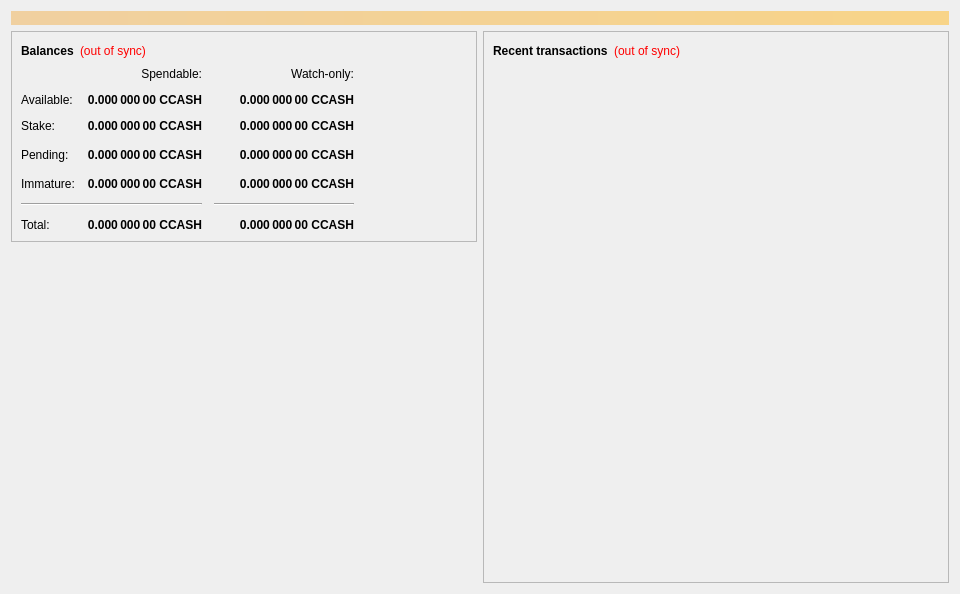
Old version of the form src/qt/forms/overviewpage.ui in the repository Rubixblockchain/Rubix.
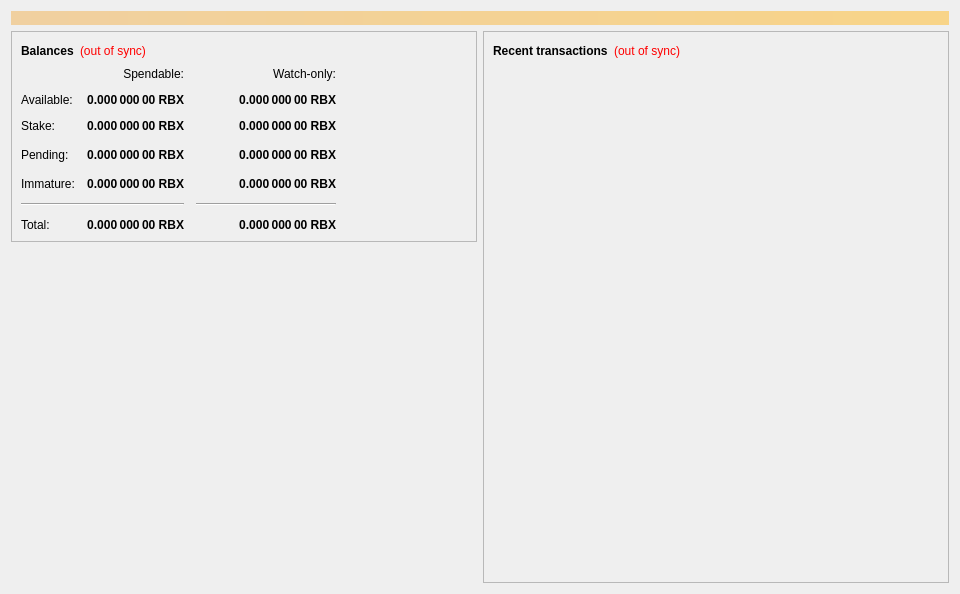
New version of the form.

```diff
--- a/src/qt/forms/overviewpage.ui
+++ b/src/qt/forms/overviewpage.ui
@@ -121,7 +121,7 @@
                <string>Unconfirmed transactions to watch-only addresses</string>
               </property>
               <property name="text">
-               <string notr="true">0.000 000 00 CCASH</string>
+               <string notr="true">0.000 000 00 RBX</string>
               </property>
               <property name="alignment">
                <set>Qt::AlignRight|Qt::AlignTrailing|Qt::AlignVCenter</set>
@@ -146,7 +146,7 @@
                <string>Total of transactions that have yet to be confirmed, and do not yet count toward the spendable balance</string>
               </property>
               <property name="text">
-               <string notr="true">0.000 000 00 CCASH</string>
+               <string notr="true">0.000 000 00 RBX</string>
               </property>
               <property name="alignment">
                <set>Qt::AlignRight|Qt::AlignTrailing|Qt::AlignVCenter</set>
@@ -171,7 +171,7 @@
                <string>Mined balance in watch-only addresses that has not yet matured</string>
               </property>
               <property name="text">
-               <string notr="true">0.000 000 00 CCASH</string>
+               <string notr="true">0.000 000 00 RBX</string>
               </property>
               <property name="alignment">
                <set>Qt::AlignRight|Qt::AlignTrailing|Qt::AlignVCenter</set>
@@ -235,7 +235,7 @@
                <string>Mined balance that has not yet matured</string>
               </property>
               <property name="text">
-               <string notr="true">0.000 000 00 CCASH</string>
+               <string notr="true">0.000 000 00 RBX</string>
               </property>
               <property name="alignment">
                <set>Qt::AlignRight|Qt::AlignTrailing|Qt::AlignVCenter</set>
@@ -280,7 +280,7 @@
                <string>Your current total balance</string>
               </property>
               <property name="text">
-               <string notr="true">0.000 000 00 CCASH</string>
+               <string notr="true">0.000 000 00 RBX</string>
               </property>
               <property name="alignment">
                <set>Qt::AlignRight|Qt::AlignTrailing|Qt::AlignVCenter</set>
@@ -305,7 +305,7 @@
                <string>Current total balance in watch-only addresses</string>
               </property>
               <property name="text">
-               <string notr="true">0.000 000 00 CCASH</string>
+               <string notr="true">0.000 000 00 RBX</string>
               </property>
               <property name="alignment">
                <set>Qt::AlignRight|Qt::AlignTrailing|Qt::AlignVCenter</set>
@@ -347,7 +347,7 @@
                <string>Your current spendable balance</string>
               </property>
               <property name="text">
-               <string notr="true">0.000 000 00 CCASH</string>
+               <string notr="true">0.000 000 00 RBX</string>
               </property>
               <property name="alignment">
                <set>Qt::AlignRight|Qt::AlignTrailing|Qt::AlignVCenter</set>
@@ -379,7 +379,7 @@
                <string>Total of coins that was staked, and do not yet count toward the current balance</string>
               </property>
               <property name="text">
-               <string notr="true">0.000 000 00 CCASH</string>
+               <string notr="true">0.000 000 00 RBX</string>
               </property>
               <property name="alignment">
                <set>Qt::AlignRight|Qt::AlignTrailing|Qt::AlignVCenter</set>
@@ -404,7 +404,7 @@
                <string>Total of coins that was staked in watch-only addresses, and do not yet count toward the current watch-only balance</string>
               </property>
               <property name="text">
-               <string notr="true">0.000 000 00 CCASH</string>
+               <string notr="true">0.000 000 00 RBX</string>
               </property>
               <property name="alignment">
                <set>Qt::AlignRight|Qt::AlignTrailing|Qt::AlignVCenter</set>
@@ -429,7 +429,7 @@
                <string>Your current balance in watch-only addresses</string>
               </property>
               <property name="text">
-               <string notr="true">0.000 000 00 CCASH</string>
+               <string notr="true">0.000 000 00 RBX</string>
               </property>
               <property name="alignment">
                <set>Qt::AlignRight|Qt::AlignTrailing|Qt::AlignVCenter</set>
```
